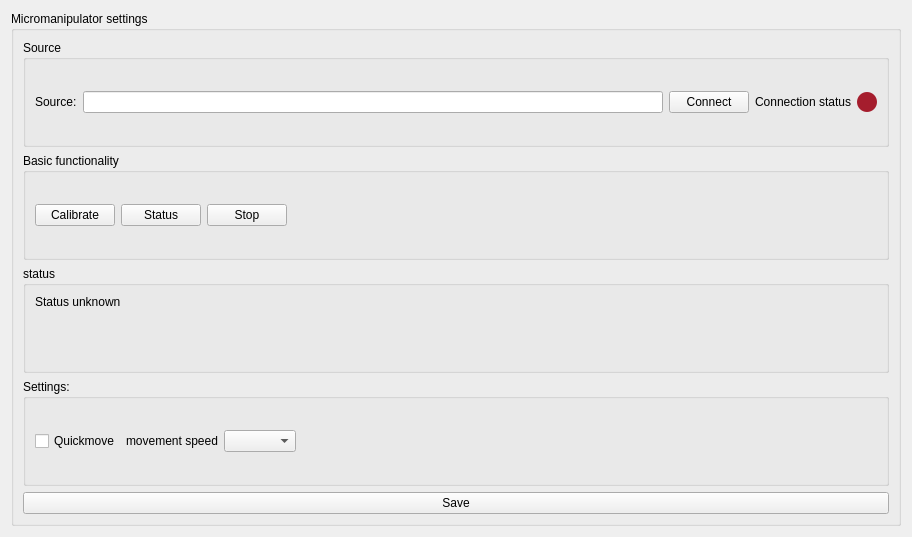
Above: plugins/Sutter/Sutter_settingsWidget.ui from pyIVLS/pyIVLS before the change. Below: the same form after it.
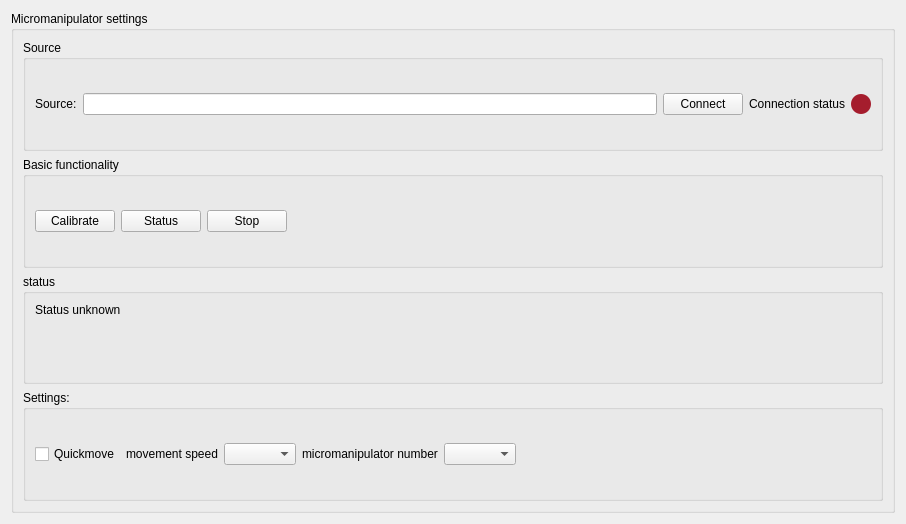
That is the form after the change.

Commit message: Tested and fixed sutter GUI, dynamical loading of status. Added polling for returns for quickmove

```diff
--- a/plugins/Sutter/Sutter_settingsWidget.ui
+++ b/plugins/Sutter/Sutter_settingsWidget.ui
@@ -6,8 +6,8 @@
    <rect>
     <x>0</x>
     <y>0</y>
-    <width>912</width>
-    <height>537</height>
+    <width>906</width>
+    <height>524</height>
    </rect>
   </property>
   <property name="sizePolicy">
@@ -173,6 +173,16 @@
          <item>
           <widget class="QComboBox" name="speedComboBox"/>
          </item>
+         <item>
+          <widget class="QLabel" name="label_2">
+           <property name="text">
+            <string>micromanipulator number</string>
+           </property>
+          </widget>
+         </item>
+         <item>
+          <widget class="QComboBox" name="devnumCombo"/>
+         </item>
          <item>
           <spacer name="horizontalSpacer">
            <property name="orientation">
@@ -189,13 +199,6 @@
         </layout>
        </widget>
       </item>
-      <item>
-       <widget class="QPushButton" name="saveButton">
-        <property name="text">
-         <string>Save</string>
-        </property>
-       </widget>
-      </item>
      </layout>
     </widget>
    </item>
```
The commit also changes 2 other files.
